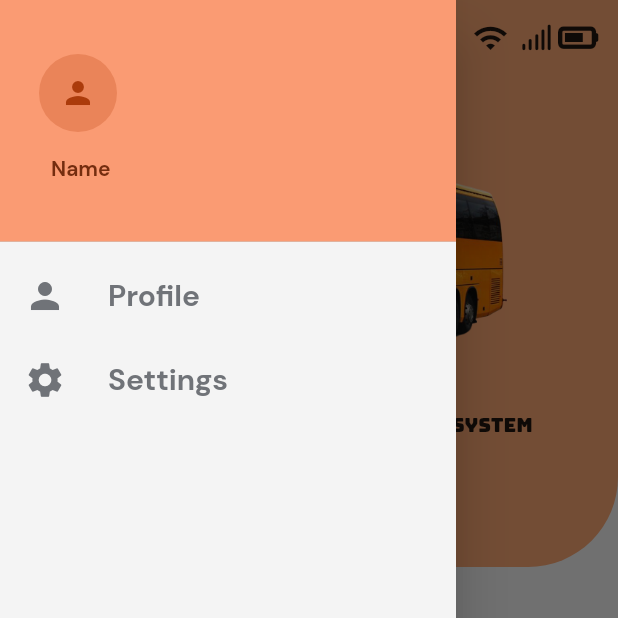
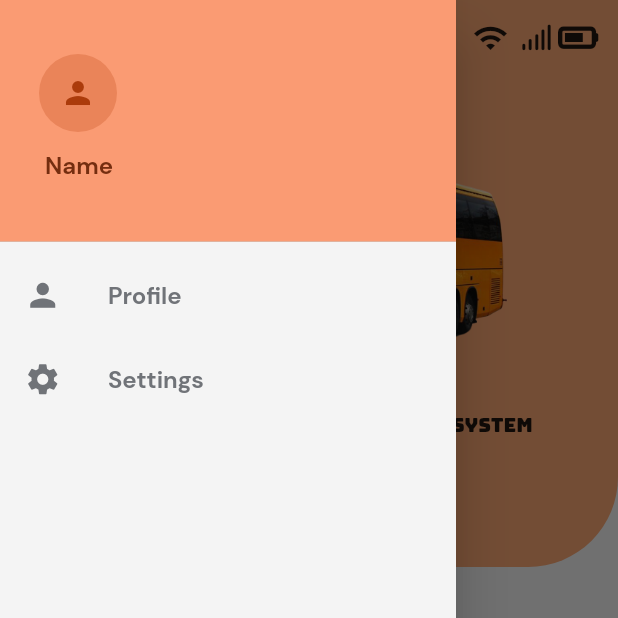
Before and after one commit to UmuhireJessie/mini-project-1, a Flutter app: the screen it shows after launch, with the side drawer open, on a phone screen of 412 x 824 dp, the top half of it. Run offline on Flutter 3.47's test engine with Material 2 defaults, Android fonts, the light colour scheme and no system bars; our stand-ins replace font_awesome_flutter, google_fonts.

```diff
--- a/lib/main.dart
+++ b/lib/main.dart
@@ -64,11 +64,11 @@ class _MyHomePageState extends State<MyHomePage> {
             children: <Widget>[
               UserAccountsDrawerHeader(
                 accountName: Container(
-                  margin: EdgeInsets.only(left: 18.0),
+                  margin: EdgeInsets.only(left: 14.0),
                   child: Text(
                     "Name",
                     style: TextStyle(
-                        fontSize: 14,
+                        fontSize: 16,
                         fontFamily: 'DM Sans',
                         color: Color(0xff742d0f)),
                   ),
@@ -86,22 +86,22 @@ class _MyHomePageState extends State<MyHomePage> {
                 ),
               ),
               ListTile(
-                leading: Icon(Icons.person, size: 28),
+                leading: Icon(Icons.person, size: 25),
                 title: Text(
                   'Profile',
                   style: TextStyle(
-                      fontSize: 20,
+                      fontSize: 16,
                       fontFamily: 'DM Sans',
                       color: Color(0xff707378)),
                 ),
                 iconColor: Color(0xff707378),
               ),
               ListTile(
-                leading: Icon(Icons.settings, size: 28),
+                leading: Icon(Icons.settings, size: 25),
                 title: Text(
                   'Settings',
                   style: TextStyle(
-                      fontSize: 20,
+                      fontSize: 16,
                       fontFamily: 'DM Sans',
                       color: Color(0xff707378)),
                 ),
```
Also changed, not shown: lib/Signin.dart (+7 -3 lines), lib/Signup.dart (+6 -3 lines).
